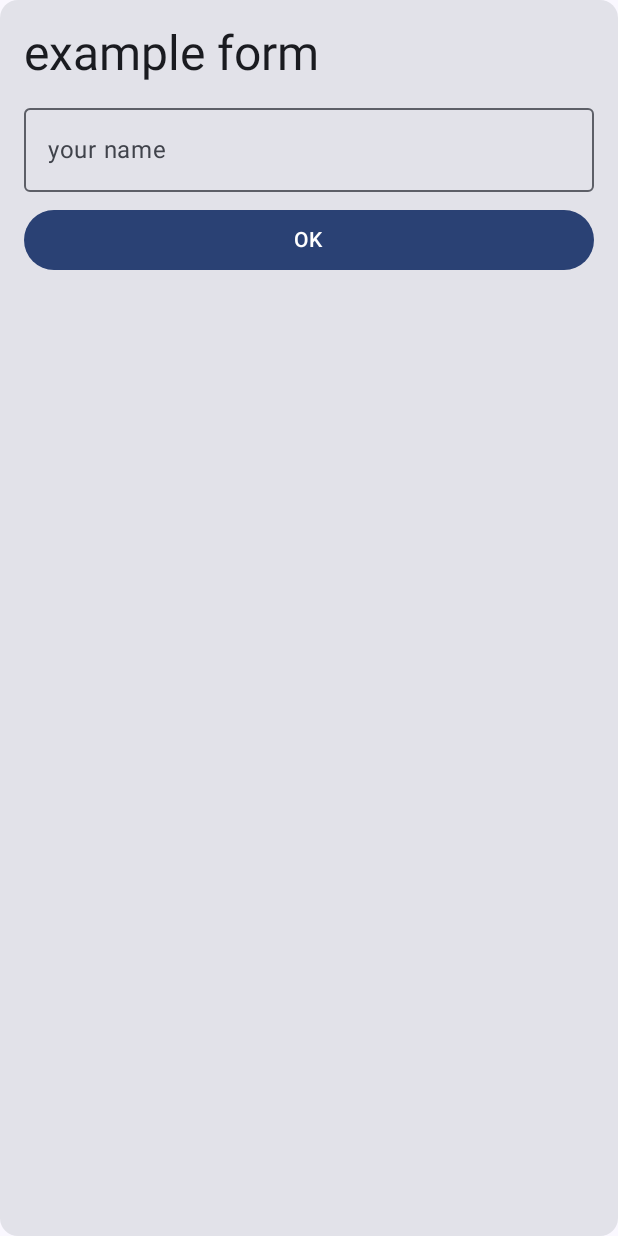
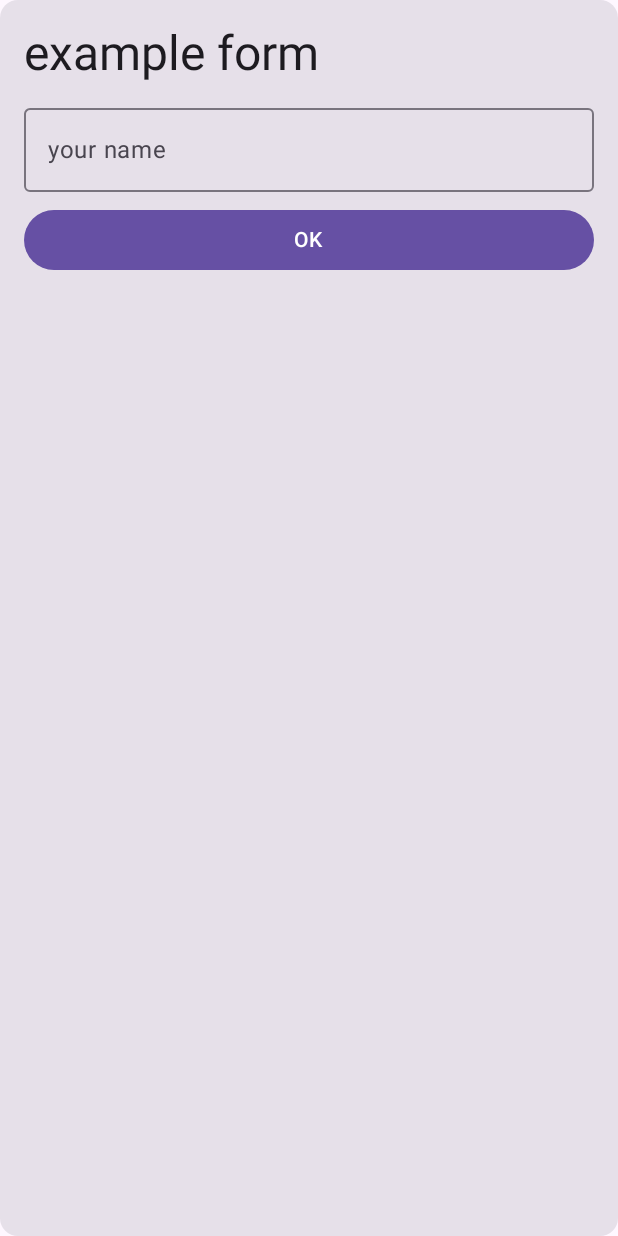
Before and after one commit to NID-kt/UIPerfectCopyContestTest, an Android app built with Jetpack Compose: the screen it shows after launch (MainActivity), on a phone screen of 412 x 824 dp. Run offline under Robolectric (Android 15) with nearby library versions, the phone set to English and light mode, and no system bars.

Commit message:
dynamic colorを適用しないように

```diff
--- a/app/src/main/java/com/github/nidroid/uiperfectcopycontesttest/ui/theme/Theme.kt
+++ b/app/src/main/java/com/github/nidroid/uiperfectcopycontesttest/ui/theme/Theme.kt
@@ -40,16 +40,9 @@ private val LightColorScheme = lightColorScheme(
 @Composable
 fun UIPerfectCopyContestTestTheme(
     darkTheme: Boolean = isSystemInDarkTheme(),
-    // Dynamic color is available on Android 12+
-    dynamicColor: Boolean = true,
     content: @Composable () -> Unit
 ) {
     val colorScheme = when {
-        dynamicColor && Build.VERSION.SDK_INT >= Build.VERSION_CODES.S -> {
-            val context = LocalContext.current
-            if (darkTheme) dynamicDarkColorScheme(context) else dynamicLightColorScheme(context)
-        }
-
         darkTheme -> DarkColorScheme
         else -> LightColorScheme
     }
```
